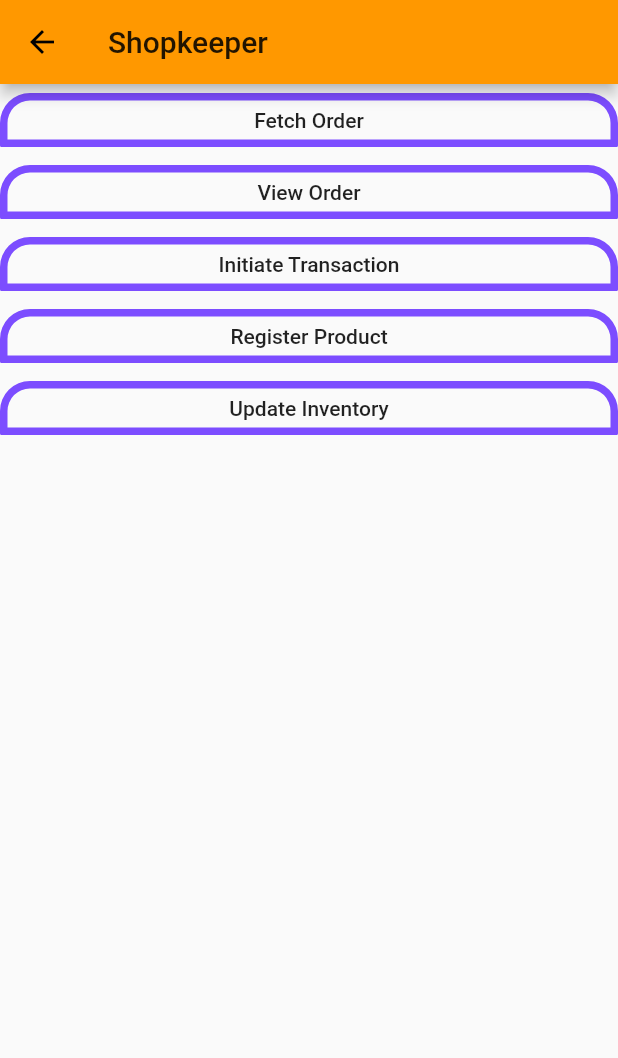
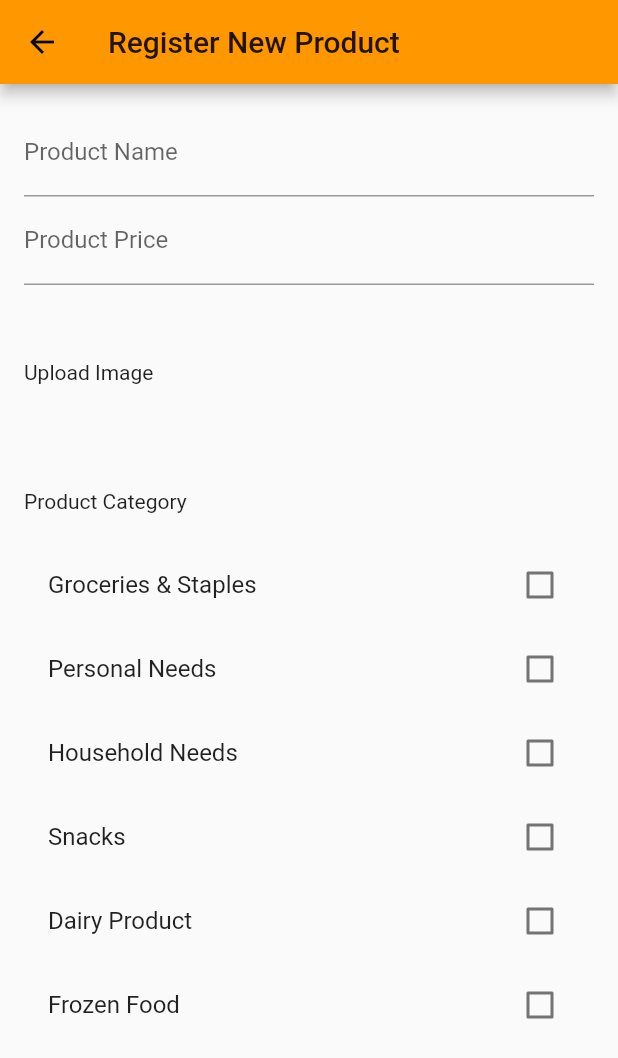
Before and after one commit to Pulkitg64/Inventory-Management-System, a Flutter app: the ShopPage screen opened by its route, after a tap on "Register Product", on a phone screen of 412 x 824 dp. Shown: the top 1058 px of the screen. Run offline on Flutter 3.47's test engine with Material 2 defaults, Android fonts, the phone set to English and light mode, and no system bars; our stand-ins replace carousel_pro.

Commit message:
SECOND COMMIT

```diff
--- /dev/null
+++ b/lib/cart_product.dart
@@ -0,0 +1,91 @@
+import 'package:flutter/material.dart';
+
+
+class CartProducts extends StatefulWidget {
+  @override
+  _CartProductsState createState() => _CartProductsState();
+}
+
+class _CartProductsState extends State<CartProducts> {
+  var Products_on_the_cart=[
+    {
+      "name":"Amul Butter",
+      "picture":"images/c6.jpeg",
+      "price":"30",
+      "Qty": 5,
+    },
+    {
+      "name":"Shampoo",
+      "picture":"images/c7.jpg",
+      "price":"200",
+      "Qty": 7,
+    },
+  ];
+  @override
+  Widget build(BuildContext context) {
+    return new ListView.builder(
+      itemCount: Products_on_the_cart.length,
+      itemBuilder: (context, index){
+        return Single_cart_product(
+          cart_product_name: Products_on_the_cart[index]["name"] ,
+          cart_product_pictures: Products_on_the_cart[index]["picture"],
+          cart_product_price: Products_on_the_cart[index]["price"],
+          cart_product_qty: Products_on_the_cart[index]["Qty"],
+        );
+
+      },
+    );
+  }
+}
+
+class Single_cart_product extends StatelessWidget {
+  final cart_product_name;
+  final cart_product_pictures;
+  final cart_product_price;
+  var cart_product_qty;
+
+  Single_cart_product({
+    this.cart_product_name,
+    this.cart_product_pictures,
+    this.cart_product_price,
+    this.cart_product_qty,
+  });
+  @override
+  Widget build(BuildContext context) {
+    return Card(
+      child: ListTile(
+        // =================LEADING PICTURE===========
+        leading: Image.asset(cart_product_pictures,width: 80.0,height: 80.0),
+        //===================TITLE=================
+        title: Text(cart_product_name),
+        //===================SUBTITLE===============
+        subtitle: Row(
+          children: <Widget>[
+
+            Container(
+              alignment: Alignment.bottomLeft,
+              child: Text("\$$cart_product_price",style: TextStyle(fontSize: 20.0,fontWeight: FontWeight.bold,color: Colors.red),)
+            ),
+            Container(
+              width: 120.0,
+            ),
+          ],
+        ),
+        trailing:FittedBox(
+          fit: BoxFit.fill,
+          child:
+          Column(
+            children: <Widget>[
+              IconButton(icon: Icon(Icons.arrow_drop_up),iconSize: 40, onPressed: () {}),
+              Text('$cart_product_qty',style: TextStyle(fontSize: 40,fontWeight: FontWeight.bold),),
+              IconButton(icon: Icon(Icons.arrow_drop_down),iconSize: 40, onPressed: () {}),
+
+            ],
+          ),
+        ),
+
+      ),
+
+    );
+  }
+}
--- a/lib/customer.dart
+++ b/lib/customer.dart
@@ -1,5 +1,6 @@
 import 'package:flutter/material.dart';
 import 'placeorder.dart';
+import 'cart.dart';
 
 
 class CustPage extends StatelessWidget{
--- a/lib/placeorder.dart
+++ b/lib/placeorder.dart
@@ -2,6 +2,7 @@ import 'package:flutter/material.dart';
 import 'package:carousel_pro/carousel_pro.dart';
 import 'horizontal_listview.dart';
 import 'products_grid_view.dart';
+import 'cart.dart';
 class PlaceOrder extends StatefulWidget {
   @override
   _PlaceOrderState createState() => _PlaceOrderState();
@@ -34,7 +35,8 @@ class _PlaceOrderState extends State<PlaceOrder> {
         title: Text('Place Order'),
         actions: <Widget>[
           new IconButton(icon: Icon(Icons.search,color: Colors.black),onPressed: (){},),
-          new IconButton(icon: Icon(Icons.shopping_basket,color: Colors.black),onPressed: (){},)
+          new IconButton(icon: Icon(Icons.shopping_basket,color: Colors.black),
+          onPressed: (){Navigator.push(context, MaterialPageRoute(builder: (context)=> new Cart()));},)
         ],
       ),
       drawer: new Drawer(
--- a/lib/product_view_details.dart
+++ b/lib/product_view_details.dart
@@ -1,6 +1,7 @@
 import 'package:flutter/material.dart';
 import 'package:flutter/widgets.dart';
 import 'placeorder.dart';
+import 'cart.dart';
 class ProductViewDetail extends StatefulWidget {
   final product_detail_name;
   final product_detail_price;
@@ -26,7 +27,7 @@ class _ProductViewDetailState extends State<ProductViewDetail> {
           child: Text('Place Order')),
         actions: <Widget>[
           new IconButton(icon: Icon(Icons.search,color: Colors.black),onPressed: (){},),
-          new IconButton(icon: Icon(Icons.shopping_basket,color: Colors.black),onPressed: (){},)
+          new IconButton(icon: Icon(Icons.shopping_basket,color: Colors.black),onPressed: (){Navigator.push(context, MaterialPageRoute(builder: (context)=> new Cart()));},)
         ],
       ),
       body: ListView(
--- /dev/null
+++ b/lib/registerproduct.dart
@@ -0,0 +1,119 @@
+// home_material.dart
+import 'package:flutter/material.dart';
+import 'user.dart';
+class HomeMaterial extends StatefulWidget {
+  @override
+  _HomeMaterialState createState() => _HomeMaterialState();
+}
+class _HomeMaterialState extends State {
+  final _formKey = GlobalKey();
+  final _user = User();
+  @override
+  Widget build(BuildContext context) {
+    return Scaffold(
+        appBar: AppBar(title: Text('Register New Product')),
+        body: Container(
+            padding:
+            const EdgeInsets.symmetric(vertical: 16.0, horizontal: 16.0),
+            child: SingleChildScrollView(
+                child: Builder(
+                    builder: (context) => Form(
+                        key: _formKey,
+                        child: Column(
+                            crossAxisAlignment: CrossAxisAlignment.stretch,
+                            children: [
+                              TextFormField(
+                                decoration:
+                                InputDecoration(labelText: 'Product Name'),
+                                validator: (value) {
+                                  if (value.isEmpty) {
+                                    return 'Please enter product name';
+                                  }
+                                },
+                                onSaved: (val) =>
+                                    setState(() => _user.ProductName = val),
+                              ),
+                              TextFormField(
+                                  decoration:
+                                  InputDecoration(labelText: 'Product Price'),
+                                  validator: (value) {
+                                    if (value.isEmpty) {
+                                      return 'Please enter product price.';
+                                    }
+                                  },
+                                  onSaved: (val) =>
+                                      setState(() => _user.ProductPrice = val)),
+                              Container(
+                                padding: const EdgeInsets.fromLTRB(0, 50, 0, 20),
+                                child: Text('Upload Image'),
+                              ),
+                              Container(
+                                padding: const EdgeInsets.fromLTRB(0, 50, 0, 20),
+                                child: Text('Product Category'),
+                              ),
+                              CheckboxListTile(
+                                  title: const Text('Groceries & Staples'),
+                                  value: _user.category[User.CategoryGrocery],
+                                  onChanged: (val) {
+                                    setState(() =>
+                                    _user.category[User.CategoryGrocery] = val);
+                                  }),
+                              CheckboxListTile(
+                                  title: const Text('Personal Needs'),
+                                  value: _user.category[User.CategoryPersonal],
+                                  onChanged: (val) {
+                                    setState(() => _user
+                                        .category[User.CategoryPersonal] = val);
+                                  }),
+                              CheckboxListTile(
+                                  title: const Text('Household Needs'),
+                                  value: _user.category[User.CategoryHousehold],
+                                  onChanged: (val) {
+                                    setState(() =>
+                                    _user.category[User.CategoryHousehold] = val);
+                                  }),
+                              CheckboxListTile(
+                                  title: const Text('Snacks'),
+                                  value: _user.category[User.CategorySnacks],
+                                  onChanged: (val) {
+                                    setState(() =>
+                                    _user.category[User.CategorySnacks] = val);
+                                  }),
+                              CheckboxListTile(
+                                  title: const Text('Dairy Product'),
+                                  value: _user.category[User.CategoryDairy],
+                                  onChanged: (val) {
+                                    setState(() =>
+                                    _user.category[User.CategoryDairy] = val);
+                                  }),
+                              CheckboxListTile(
+                                  title: const Text('Frozen Food'),
+                                  value: _user.category[User.CategoryFrozenFood],
+                                  onChanged: (val) {
+                                    setState(() =>
+                                    _user.category[User.CategoryFrozenFood] = val);
+                                  }),
+                              /*
+                          Container(
+                              padding: const EdgeInsets.symmetric(
+                                  vertical: 16.0, horizontal: 16.0),
+                              child: RaisedButton(
+                                  onPressed: () {
+                                    final form = _formKey.currentState;
+                                    if (form.validate()) {
+                                      form.save();
+                                      _user.save();
+                                      _showDialog(context);
+                                    }
+                                  },
+                                  child: Text('Save'))),
+                           */
+                            ])))
+            )
+            ));
+  }
+  _showDialog(BuildContext context) {
+    Scaffold.of(context)
+        .showSnackBar(SnackBar(content: Text('Submitting form')));
+  }
+}
--- a/lib/shopkeeper.dart
+++ b/lib/shopkeeper.dart
@@ -1,4 +1,5 @@
 import 'package:flutter/material.dart';
+import 'registerproduct.dart';
 
 class ShopPage extends StatelessWidget{
   @override
@@ -56,7 +57,7 @@ class ShopPage extends StatelessWidget{
           ),
         ),
         OutlineButton(
-          onPressed: (){},
+          onPressed: (){Navigator.push(context, MaterialPageRoute(builder: (context)=> new HomeMaterial()));},
           borderSide: BorderSide(
             width: 5.0,
             color: Colors.deepPurpleAccent
--- /dev/null
+++ b/lib/user.dart
@@ -0,0 +1,22 @@
+class User {
+  static const String CategoryGrocery = 'grocery';
+  static const String CategoryHousehold = 'household';
+  static const String CategoryPersonal = 'personal';
+  static const String CategorySnacks = 'snacks';
+  static const String CategoryDairy = 'dairy';
+  static const String CategoryFrozenFood = 'frozen food';
+  String ProductName = '';
+  String ProductPrice = '';
+  Map category = {
+    CategoryGrocery: false,
+    CategoryHousehold: false,
+    CategoryPersonal: false,
+    CategorySnacks: false,
+    CategoryDairy: false,
+    CategoryFrozenFood: false
+  };
+  bool newsletter = false;
+  save() {
+    print('saving user using a web service');
+  }
+}
```
Also changed, not shown: lib/cart.dart (+50 -0 lines).
